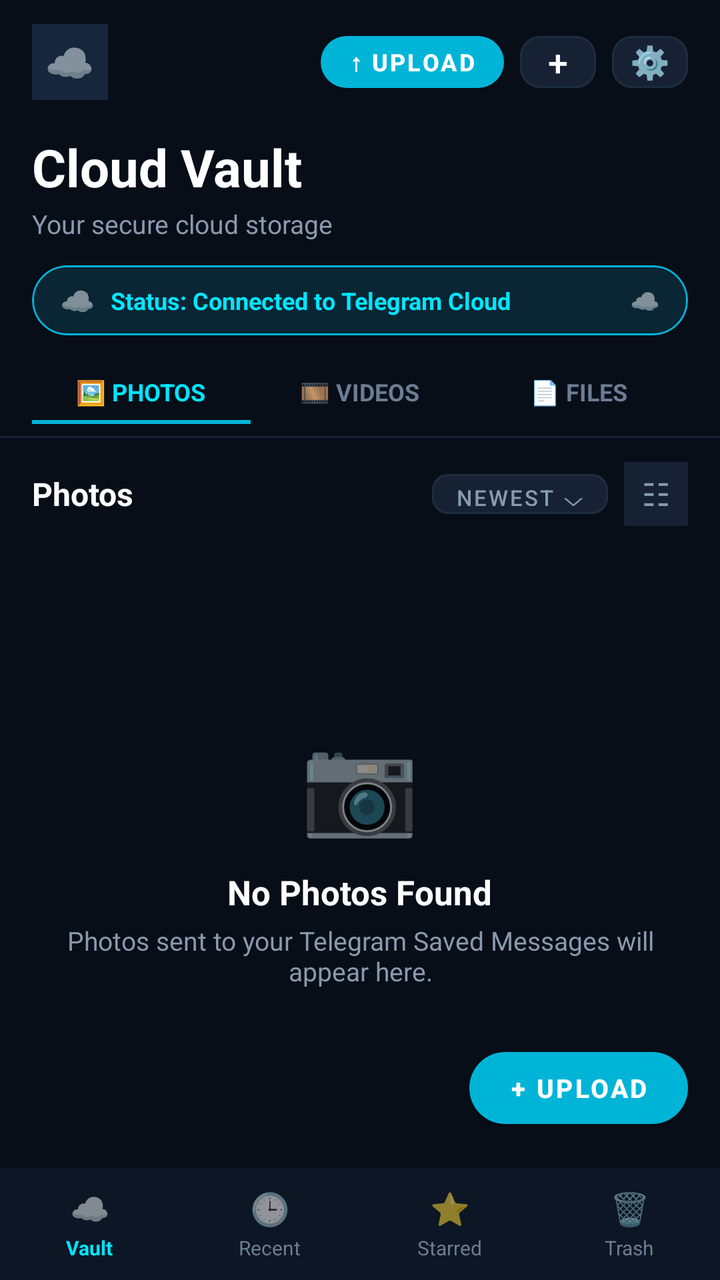
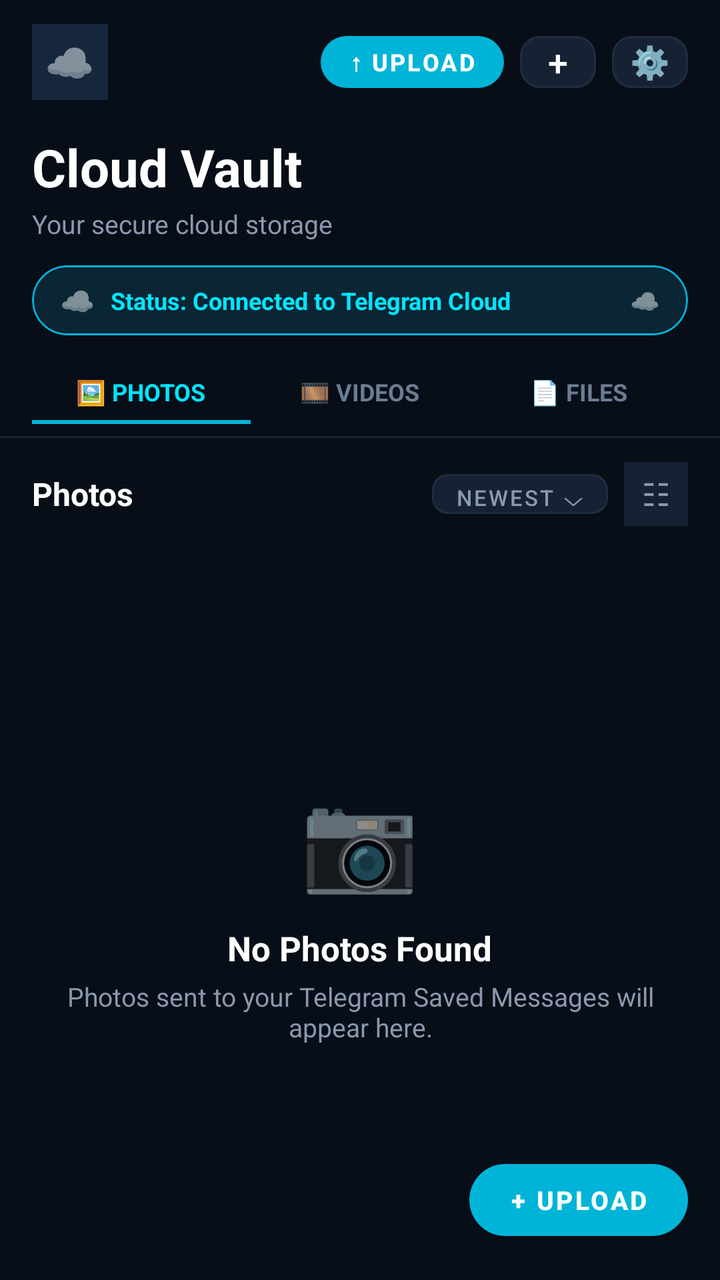

Before-and-after screenshots of an Android layout around one commit, followed by the original layout XML and the change that was made.
<!-- AndroidManifest.xml: application theme Theme.CloudVault -->
<!-- res/layout/activity_main.xml -->
<?xml version="1.0" encoding="utf-8"?>
<LinearLayout xmlns:android="http://schemas.android.com/apk/res/android"
    xmlns:app="http://schemas.android.com/apk/res-auto"
    android:layout_width="match_parent"
    android:layout_height="match_parent"
    android:orientation="vertical"
    android:background="@color/bg_dark">

    
    <LinearLayout
        android:layout_width="match_parent"
        android:layout_height="wrap_content"
        android:orientation="horizontal"
        android:gravity="center_vertical"
        android:paddingStart="16dp"
        android:paddingEnd="16dp"
        android:paddingTop="12dp"
        android:paddingBottom="8dp">

        
        <FrameLayout
            android:layout_width="38dp"
            android:layout_height="38dp"
            android:background="@drawable/ic_launcher_background"
            android:backgroundTint="#16263D">

            <TextView
                android:layout_width="wrap_content"
                android:layout_height="wrap_content"
                android:layout_gravity="center"
                android:text="☁️"
                android:textSize="20sp" />
        </FrameLayout>

        <View
            android:layout_width="0dp"
            android:layout_height="0dp"
            android:layout_weight="1" />

        
        <com.google.android.material.button.MaterialButton
            android:id="@+id/btnTopUpload"
            android:layout_width="wrap_content"
            android:layout_height="38dp"
            android:text="↑ UPLOAD"
            android:textColor="#FFFFFF"
            android:textSize="12sp"
            android:textStyle="bold"
            app:cornerRadius="19dp"
            app:backgroundTint="@color/accent_cyan"
            android:paddingStart="14dp"
            android:paddingEnd="14dp"
            style="@style/Widget.MaterialComponents.Button" />

        
        <com.google.android.material.button.MaterialButton
            android:id="@+id/btnQuickAdd"
            android:layout_width="38dp"
            android:layout_height="38dp"
            android:layout_marginStart="8dp"
            android:text="+"
            android:textColor="#FFFFFF"
            android:textSize="18sp"
            app:cornerRadius="10dp"
            app:backgroundTint="#162234"
            app:strokeColor="@color/card_border"
            app:strokeWidth="1dp"
            android:padding="0dp"
            style="@style/Widget.MaterialComponents.Button" />

        
        <com.google.android.material.button.MaterialButton
            android:id="@+id/btnSettings"
            android:layout_width="38dp"
            android:layout_height="38dp"
            android:layout_marginStart="8dp"
            android:text="⚙️"
            android:textColor="#FFFFFF"
            android:textSize="16sp"
            app:cornerRadius="10dp"
            app:backgroundTint="#162234"
            app:strokeColor="@color/card_border"
            app:strokeWidth="1dp"
            android:padding="0dp"
            style="@style/Widget.MaterialComponents.Button" />
    </LinearLayout>

    
    <LinearLayout
        android:layout_width="match_parent"
        android:layout_height="wrap_content"
        android:orientation="vertical"
        android:paddingStart="16dp"
        android:paddingEnd="16dp"
        android:paddingTop="8dp"
        android:paddingBottom="12dp">

        <TextView
            android:layout_width="wrap_content"
            android:layout_height="wrap_content"
            android:text="Cloud Vault"
            android:textColor="@color/text_primary"
            android:textSize="26sp"
            android:textStyle="bold" />

        <TextView
            android:layout_width="wrap_content"
            android:layout_height="wrap_content"
            android:layout_marginTop="2dp"
            android:text="Your secure cloud storage"
            android:textColor="@color/text_secondary"
            android:textSize="13sp" />
    </LinearLayout>

    
    <com.google.android.material.card.MaterialCardView
        android:id="@+id/cardStatusBanner"
        android:layout_width="match_parent"
        android:layout_height="wrap_content"
        android:layout_marginStart="16dp"
        android:layout_marginEnd="16dp"
        app:cardCornerRadius="20dp"
        app:cardElevation="0dp"
        app:cardBackgroundColor="@color/status_pill_bg"
        app:strokeColor="@color/status_pill_border"
        app:strokeWidth="1dp">

        <LinearLayout
            android:layout_width="match_parent"
            android:layout_height="wrap_content"
            android:orientation="horizontal"
            android:gravity="center_vertical"
            android:paddingStart="14dp"
            android:paddingEnd="14dp"
            android:paddingTop="8dp"
            android:paddingBottom="8dp">

            <TextView
                android:layout_width="wrap_content"
                android:layout_height="wrap_content"
                android:text="☁️"
                android:textSize="14sp" />

            <TextView
                android:id="@+id/tvStatus"
                android:layout_width="0dp"
                android:layout_height="wrap_content"
                android:layout_weight="1"
                android:layout_marginStart="8dp"
                android:text="Status: Connected to Telegram Cloud"
                android:textColor="@color/accent_cyan_bright"
                android:textSize="12sp"
                android:textStyle="bold"
                android:maxLines="1"
                android:ellipsize="end" />

            <TextView
                android:layout_width="wrap_content"
                android:layout_height="wrap_content"
                android:text="☁️"
                android:textSize="12sp" />
        </LinearLayout>
    </com.google.android.material.card.MaterialCardView>

    
    <LinearLayout
        android:layout_width="match_parent"
        android:layout_height="wrap_content"
        android:layout_marginTop="14dp"
        android:paddingStart="16dp"
        android:paddingEnd="16dp"
        android:orientation="horizontal">

        <LinearLayout
            android:id="@+id/tabPhotosContainer"
            android:layout_width="0dp"
            android:layout_height="wrap_content"
            android:layout_weight="1"
            android:orientation="vertical"
            android:gravity="center"
            android:paddingTop="6dp"
            android:paddingBottom="6dp">

            <TextView
                android:id="@+id/tvTabPhotosLabel"
                android:layout_width="wrap_content"
                android:layout_height="wrap_content"
                android:text="🖼 PHOTOS"
                android:textColor="@color/accent_cyan_bright"
                android:textSize="12sp"
                android:textStyle="bold" />

            <View
                android:id="@+id/tabPhotosIndicator"
                android:layout_width=" match_parent"
                android:layout_height="2dp"
                android:layout_marginTop="6dp"
                android:background="@color/accent_cyan" />
        </LinearLayout>

        <LinearLayout
            android:id="@+id/tabVideosContainer"
            android:layout_width="0dp"
            android:layout_height="wrap_content"
            android:layout_weight="1"
            android:orientation="vertical"
            android:gravity="center"
            android:paddingTop="6dp"
            android:paddingBottom="6dp">

            <TextView
                android:id="@+id/tvTabVideosLabel"
                android:layout_width="wrap_content"
                android:layout_height="wrap_content"
                android:text="🎞 VIDEOS"
                android:textColor="@color/tab_inactive"
                android:textSize="12sp"
                android:textStyle="bold" />

            <View
                android:id="@+id/tabVideosIndicator"
                android:layout_width="match_parent"
                android:layout_height="2dp"
                android:layout_marginTop="6dp"
                android:background="@android:color/transparent" />
        </LinearLayout>

        <LinearLayout
            android:id="@+id/tabFilesContainer"
            android:layout_width="0dp"
            android:layout_height="wrap_content"
            android:layout_weight="1"
            android:orientation="vertical"
            android:gravity="center"
            android:paddingTop="6dp"
            android:paddingBottom="6dp">

            <TextView
                android:id="@+id/tvTabFilesLabel"
                android:layout_width="wrap_content"
                android:layout_height="wrap_content"
                android:text="📄 FILES"
                android:textColor="@color/tab_inactive"
                android:textSize="12sp"
                android:textStyle="bold" />

            <View
                android:id="@+id/tabFilesIndicator"
                android:layout_width="match_parent"
                android:layout_height="2dp"
                android:layout_marginTop="6dp"
                android:background="@android:color/transparent" />
        </LinearLayout>

    </LinearLayout>

    <View
        android:layout_width="match_parent"
        android:layout_height="1dp"
        android:background="#162234" />

    
    <LinearLayout
        android:layout_width="match_parent"
        android:layout_height="wrap_content"
        android:orientation="horizontal"
        android:gravity="center_vertical"
        android:paddingStart="16dp"
        android:paddingEnd="16dp"
        android:paddingTop="12dp"
        android:paddingBottom="6dp">

        <TextView
            android:id="@+id/tvSectionTitle"
            android:layout_width="0dp"
            android:layout_height="wrap_content"
            android:layout_weight="1"
            android:text="Photos"
            android:textColor="@color/text_primary"
            android:textSize="16sp"
            android:textStyle="bold" />

        <com.google.android.material.button.MaterialButton
            android:id="@+id/btnSortFilter"
            android:layout_width="wrap_content"
            android:layout_height="32dp"
            android:text="Newest ⌵"
            android:textColor="@color/text_secondary"
            android:textSize="11sp"
            app:cornerRadius="8dp"
            app:backgroundTint="#162234"
            app:strokeColor="@color/card_border"
            app:strokeWidth="1dp"
            android:paddingStart="8dp"
            android:paddingEnd="8dp"
            style="@style/Widget.MaterialComponents.Button" />

        <TextView
            android:id="@+id/btnGridToggle"
            android:layout_width="32dp"
            android:layout_height="32dp"
            android:layout_marginStart="8dp"
            android:gravity="center"
            android:text="☷"
            android:textColor="@color/text_secondary"
            android:textSize="16sp"
            android:background="#162234" />
    </LinearLayout>

    
    <FrameLayout
        android:layout_width="match_parent"
        android:layout_height="0dp"
        android:layout_weight="1">

        <androidx.recyclerview.widget.RecyclerView
            android:id="@+id/rvMediaGrid"
            android:layout_width="match_parent"
            android:layout_height="match_parent"
            android:clipToPadding="false"
            android:paddingStart="12dp"
            android:paddingEnd="12dp"
            android:paddingTop="4dp"
            android:paddingBottom="80dp"
            android:scrollbars="vertical" />

        
        <LinearLayout
            android:id="@+id/layoutEmptyState"
            android:layout_width="match_parent"
            android:layout_height="match_parent"
            android:orientation="vertical"
            android:gravity="center"
            android:padding="24dp">

            <TextView
                android:id="@+id/tvEmptyEmoji"
                android:layout_width="wrap_content"
                android:layout_height="wrap_content"
                android:text="📷"
                android:textSize="48sp" />

            <TextView
                android:id="@+id/tvEmptyTitle"
                android:layout_width="wrap_content"
                android:layout_height="wrap_content"
                android:layout_marginTop="12dp"
                android:text="No Photos Found"
                android:textColor="@color/text_primary"
                android:textSize="17sp"
                android:textStyle="bold" />

            <TextView
                android:id="@+id/tvEmptySubtitle"
                android:layout_width="wrap_content"
                android:layout_height="wrap_content"
                android:layout_marginTop="4dp"
                android:gravity="center"
                android:text="Photos sent to your Telegram Saved Messages will appear here."
                android:textColor="@color/text_secondary"
                android:textSize="13sp" />
        </LinearLayout>

        
        <ProgressBar
            android:id="@+id/pbLoading"
            android:layout_width="40dp"
            android:layout_height="40dp"
            android:layout_gravity="center"
            android:visibility="gone" />

        
        <com.google.android.material.button.MaterialButton
            android:id="@+id/fabUpload"
            android:layout_width="wrap_content"
            android:layout_height="48dp"
            android:layout_gravity="bottom|end"
            android:layout_marginEnd="16dp"
            android:layout_marginBottom="16dp"
            android:text="+ UPLOAD"
            android:textColor="#FFFFFF"
            android:textSize="13sp"
            android:textStyle="bold"
            app:cornerRadius="24dp"
            app:backgroundTint="@color/accent_cyan"
            app:elevation="6dp"
            android:paddingStart="20dp"
            android:paddingEnd="20dp"
            style="@style/Widget.MaterialComponents.Button" />

    </FrameLayout>

    
    <LinearLayout
        android:id="@+id/bottomNavBar"
        android:layout_width="match_parent"
        android:layout_height="56dp"
        android:background="@color/bottom_nav_bg"
        android:orientation="horizontal"
        android:gravity="center_vertical">

        
        <LinearLayout
            android:id="@+id/navVault"
            android:layout_width="0dp"
            android:layout_height="match_parent"
            android:layout_weight="1"
            android:orientation="vertical"
            android:gravity="center">

            <TextView
                android:id="@+id/iconNavVault"
                android:layout_width="wrap_content"
                android:layout_height="wrap_content"
                android:text="☁️"
                android:textSize="16sp" />

            <TextView
                android:id="@+id/labelNavVault"
                android:layout_width="wrap_content"
                android:layout_height="wrap_content"
                android:layout_marginTop="2dp"
                android:text="Vault"
                android:textColor="@color/accent_cyan_bright"
                android:textSize="10sp"
                android:textStyle="bold" />
        </LinearLayout>

        
        <LinearLayout
            android:id="@+id/navRecent"
            android:layout_width="0dp"
            android:layout_height="match_parent"
            android:layout_weight="1"
            android:orientation="vertical"
            android:gravity="center">

            <TextView
                android:id="@+id/iconNavRecent"
                android:layout_width="wrap_content"
                android:layout_height="wrap_content"
                android:text="🕒"
                android:textSize="16sp" />

            <TextView
                android:id="@+id/labelNavRecent"
                android:layout_width="wrap_content"
                android:layout_height="wrap_content"
                android:layout_marginTop="2dp"
                android:text="Recent"
                android:textColor="@color/tab_inactive"
                android:textSize="10sp" />
        </LinearLayout>

        
        <LinearLayout
            android:id="@+id/navStarred"
            android:layout_width="0dp"
            android:layout_height="match_parent"
            android:layout_weight="1"
            android:orientation="vertical"
            android:gravity="center">

            <TextView
                android:id="@+id/iconNavStarred"
                android:layout_width="wrap_content"
                android:layout_height="wrap_content"
                android:text="⭐"
                android:textSize="16sp" />

            <TextView
                android:id="@+id/labelNavStarred"
                android:layout_width="wrap_content"
                android:layout_height="wrap_content"
                android:layout_marginTop="2dp"
                android:text="Starred"
                android:textColor="@color/tab_inactive"
                android:textSize="10sp" />
        </LinearLayout>

        
        <LinearLayout
            android:id="@+id/navTrash"
            android:layout_width="0dp"
            android:layout_height="match_parent"
            android:layout_weight="1"
            android:orientation="vertical"
            android:gravity="center">

            <TextView
                android:id="@+id/iconNavTrash"
                android:layout_width="wrap_content"
                android:layout_height="wrap_content"
                android:text="🗑️"
                android:textSize="16sp" />

            <TextView
                android:id="@+id/labelNavTrash"
                android:layout_width="wrap_content"
                android:layout_height="wrap_content"
                android:layout_marginTop="2dp"
                android:text="Trash"
                android:textColor="@color/tab_inactive"
                android:textSize="10sp" />
        </LinearLayout>

    </LinearLayout>

</LinearLayout>
<!-- resources referenced by this layout -->
<resources>
  <color name="accent_cyan">#00B4D8</color>
  <color name="accent_cyan_bright">#00E5FF</color>
  <color name="bg_dark">#080E18</color>
  <color name="bottom_nav_bg">#0D1624</color>
  <color name="card_border">#1E2C3F</color>
  <color name="status_pill_bg">#0A2533</color>
  <color name="status_pill_border">#00B4D8</color>
  <color name="tab_inactive">#6C7D93</color>
  <color name="text_primary">#FFFFFF</color>
  <color name="text_secondary">#8A99AD</color>
  <!-- drawable ic_launcher_background (drawable) -->
  <?xml version="1.0" encoding="utf-8"?>
  <vector xmlns:android="http://schemas.android.com/apk/res/android"
      android:width="108dp"
      android:height="108dp"
      android:viewportWidth="108"
      android:viewportHeight="108">
      <path
          android:fillColor="#3B82F6"
          android:pathData="M0,0h108v108h-108z"/>
  </vector>
  <style name="Theme.CloudVault" parent="Theme.MaterialComponents.DayNight.NoActionBar">
          <item name="colorPrimary">@color/accent_blue</item>
          <item name="colorSecondary">@color/accent_cyan</item>
          <item name="android:statusBarColor">@color/bg_dark</item>
          <item name="android:windowBackground">@color/bg_dark</item>
      </style>
  <color name="accent_blue">#1976D2</color>
</resources>

<!-- the commit's change to res/layout/activity_main.xml (unified diff, before → after) -->
@@ -390,120 +390,4 @@
 
     </FrameLayout>
 
-    
-    <LinearLayout
-        android:id="@+id/bottomNavBar"
-        android:layout_width="match_parent"
-        android:layout_height="56dp"
-        android:background="@color/bottom_nav_bg"
-        android:orientation="horizontal"
-        android:gravity="center_vertical">
-
-        
-        <LinearLayout
-            android:id="@+id/navVault"
-            android:layout_width="0dp"
-            android:layout_height="match_parent"
-            android:layout_weight="1"
-            android:orientation="vertical"
-            android:gravity="center">
-
-            <TextView
-                android:id="@+id/iconNavVault"
-                android:layout_width="wrap_content"
-                android:layout_height="wrap_content"
-                android:text="☁️"
-                android:textSize="16sp" />
-
-            <TextView
-                android:id="@+id/labelNavVault"
-                android:layout_width="wrap_content"
-                android:layout_height="wrap_content"
-                android:layout_marginTop="2dp"
-                android:text="Vault"
-                android:textColor="@color/accent_cyan_bright"
-                android:textSize="10sp"
-                android:textStyle="bold" />
-        </LinearLayout>
-
-        
-        <LinearLayout
-            android:id="@+id/navRecent"
-            android:layout_width="0dp"
-            android:layout_height="match_parent"
-            android:layout_weight="1"
-            android:orientation="vertical"
-            android:gravity="center">
-
-            <TextView
-                android:id="@+id/iconNavRecent"
-                android:layout_width="wrap_content"
-                android:layout_height="wrap_content"
-                android:text="🕒"
-                android:textSize="16sp" />
-
-            <TextView
-                android:id="@+id/labelNavRecent"
-                android:layout_width="wrap_content"
-                android:layout_height="wrap_content"
-                android:layout_marginTop="2dp"
-                android:text="Recent"
-                android:textColor="@color/tab_inactive"
-                android:textSize="10sp" />
-        </LinearLayout>
-
-        
-        <LinearLayout
-            android:id="@+id/navStarred"
-            android:layout_width="0dp"
-            android:layout_height="match_parent"
-            android:layout_weight="1"
-            android:orientation="vertical"
-            android:gravity="center">
-
-            <TextView
-                android:id="@+id/iconNavStarred"
-                android:layout_width="wrap_content"
-                android:layout_height="wrap_content"
-                android:text="⭐"
-                android:textSize="16sp" />
-
-            <TextView
-                android:id="@+id/labelNavStarred"
-                android:layout_width="wrap_content"
-                android:layout_height="wrap_content"
-                android:layout_marginTop="2dp"
-                android:text="Starred"
-                android:textColor="@color/tab_inactive"
-                android:textSize="10sp" />
-        </LinearLayout>
-
-        
-        <LinearLayout
-            android:id="@+id/navTrash"
-            android:layout_width="0dp"
-            android:layout_height="match_parent"
-            android:layout_weight="1"
-            android:orientation="vertical"
-            android:gravity="center">
-
-            <TextView
-                android:id="@+id/iconNavTrash"
-                android:layout_width="wrap_content"
-                android:layout_height="wrap_content"
-                android:text="🗑️"
-                android:textSize="16sp" />
-
-            <TextView
-                android:id="@+id/labelNavTrash"
-                android:layout_width="wrap_content"
-                android:layout_height="wrap_content"
-                android:layout_marginTop="2dp"
-                android:text="Trash"
-                android:textColor="@color/tab_inactive"
-                android:textSize="10sp" />
-        </LinearLayout>
-
-    </LinearLayout>
-
 </LinearLayout>
<!-- resource entries referenced after the edit -->
@@ -3,7 +3,6 @@
   <color name="accent_cyan">#00B4D8</color>
   <color name="accent_cyan_bright">#00E5FF</color>
   <color name="bg_dark">#080E18</color>
-  <color name="bottom_nav_bg">#0D1624</color>
   <color name="card_border">#1E2C3F</color>
   <color name="status_pill_bg">#0A2533</color>
   <color name="status_pill_border">#00B4D8</color>
